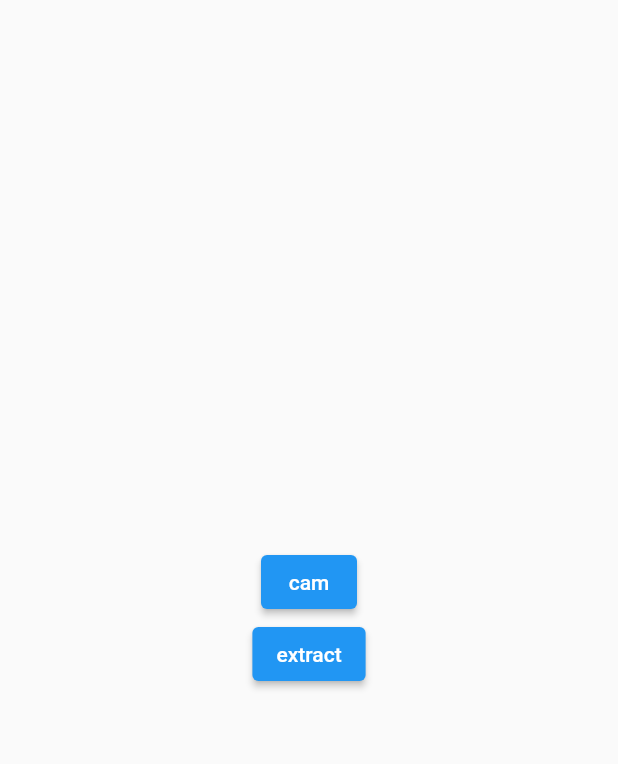
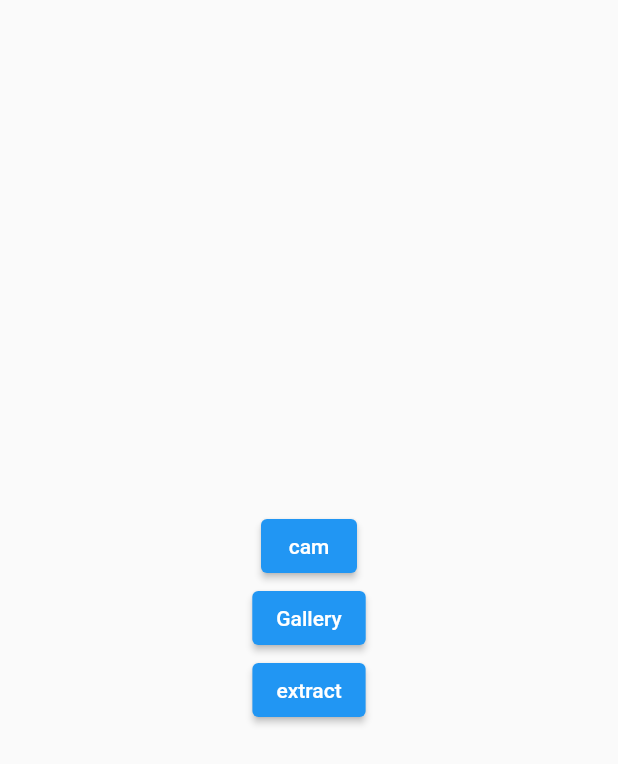
Before and after one commit to hosaaam/imageToText, a Flutter app: the screen it shows after launch, after a tap on "extract", on a phone screen of 412 x 824 dp. Shown: the top 764 px of the screen. Run offline on Flutter 3.47's test engine with Material 2 defaults, Android fonts, the phone set to English and light mode, and no system bars; our stand-ins replace image_picker; missing offline and left inert: google_ml_kit.

Commit message:
first commit

```diff
--- a/lib/scan.dart
+++ b/lib/scan.dart
@@ -22,9 +22,6 @@ class _HomeState extends State<Home> {
   }
   String? imagePath;
   String? finalText;
-  String? blockk;
-  String? textt;
-  String? wordss;
   File? file;
   final textDetector = GoogleMlKit.vision.textRecognizer();
   void pickFromCamera() async {
@@ -39,27 +36,8 @@ class _HomeState extends State<Home> {
     final inputImg = InputImage.fromFile(file!);
     final RecognizedText recognizedText = await textDetector.processImage(inputImg);
     setState(() {
-      textt= recognizedText.text;
+      finalText= recognizedText.text;
     });
-    print("--- "+textt.toString());
-    for(TextBlock block in recognizedText.blocks){
-      setState(() {
-        blockk = blockk! + '------ ' + recognizedText.text;
-      });
-      for (TextLine line in block.lines){
-        setState(() {
-          wordss = wordss! + '------ ---- ' + recognizedText.text;
-        });
-        for(TextElement element in line.elements){
-          setState(() {
-            finalText = finalText! + '------ ----*-*-*-* ' + element.text;
-          });
-          print(finalText);
-        }
-      }
-    }
-
-
   }
   @override
   Widget build(BuildContext context) {
@@ -74,16 +52,16 @@ class _HomeState extends State<Home> {
                 ElevatedButton(
                     onPressed: (){pickFromCamera();},
                     child: Text("cam")),
-                // ElevatedButton(
-                //     onPressed: (){pickFromGallery();},
-                //     child: Text("Gallery")),
+                ElevatedButton(
+                    onPressed: (){pickFromGallery();},
+                    child: Text("Gallery")),
                 ElevatedButton(
                     onPressed: (){getImageTxt();},
                     child: Text("extract")),
                 if(file!=null)
                 Image.file(file!),
-                if(textt!=null)
-                Text(textt.toString())
+                if(finalText!=null)
+                Text(finalText.toString())
               ],
             ),
           ),
```
